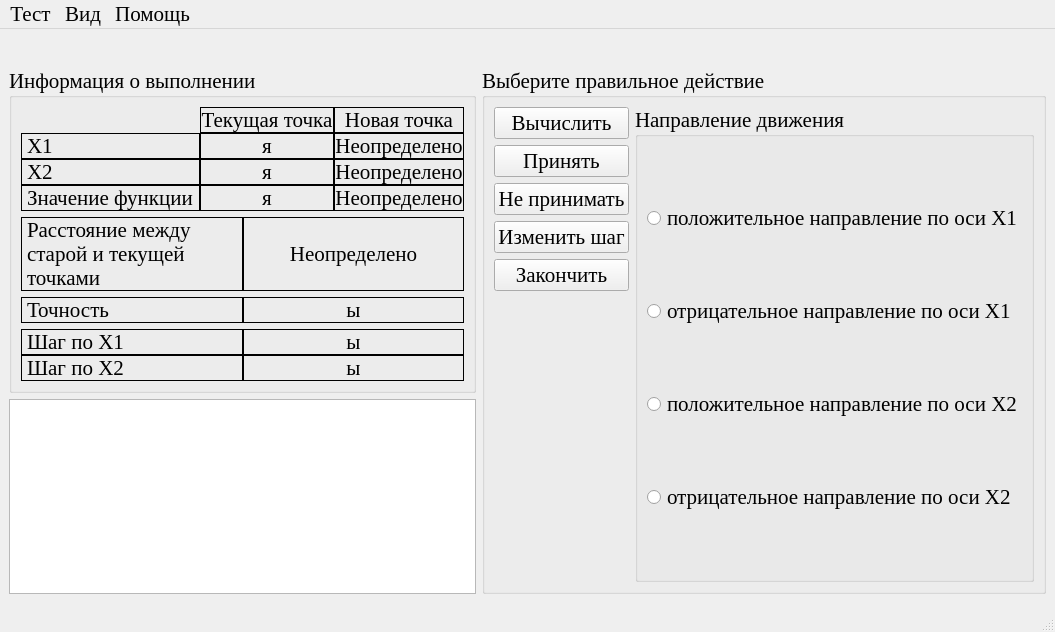
Above: optimizationmethods/ui/CWdescent_fixwindow.ui from Eliminationzx/optimizationmethods before the change. Below: the same form after it.
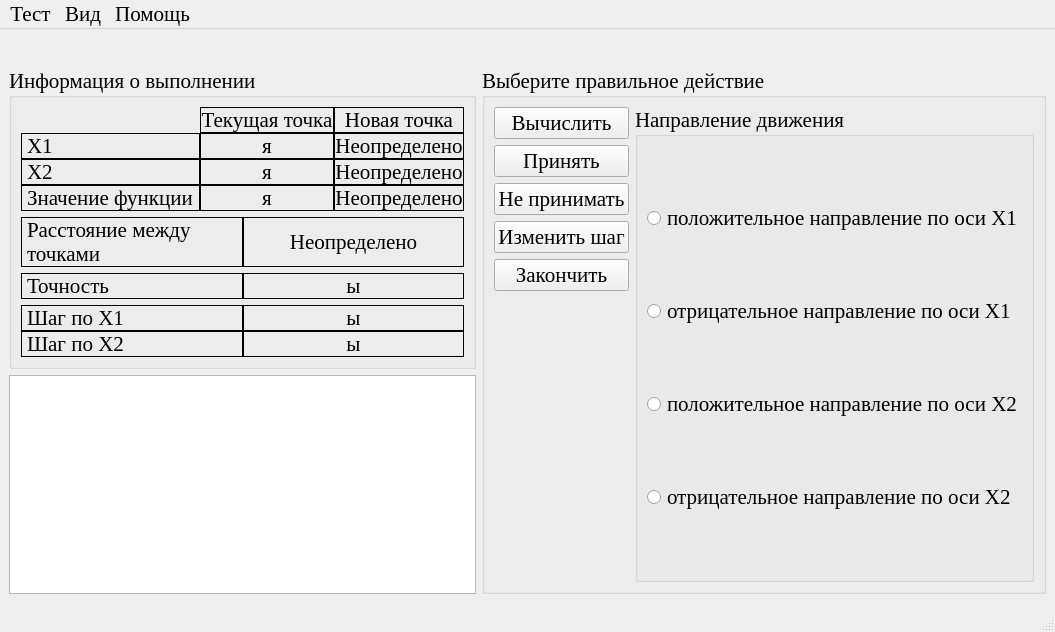
That is the form after the change. Icons and pictures are not drawn.

Commit message: Сделал в первом методе надпись Расстояние между точками

```diff
--- a/optimizationmethods/ui/CWdescent_fixwindow.ui
+++ b/optimizationmethods/ui/CWdescent_fixwindow.ui
@@ -230,7 +230,7 @@
                 <enum>QFrame::Box</enum>
                </property>
                <property name="text">
-                <string>Расстояние между старой и текущей точками</string>
+                <string>Расстояние между точками</string>
                </property>
                <property name="wordWrap">
                 <bool>true</bool>
```
Left out of the diff: 2 changed lines with no effect on the pictures.
